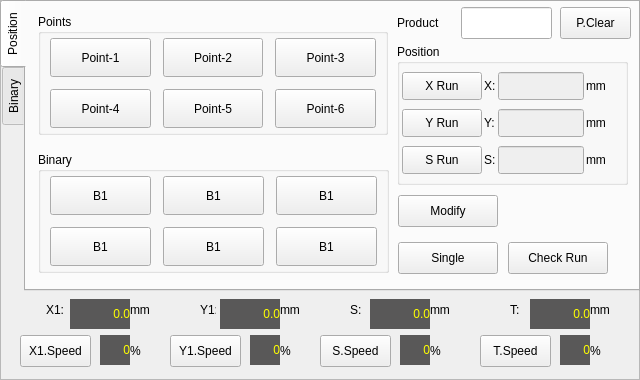
This is hcmanualoperation/ichcmanualoperationpageframe.ui in GaussCheng/2-5AxisPunch as Qt 5 draws it before an edit. The edited form follows.
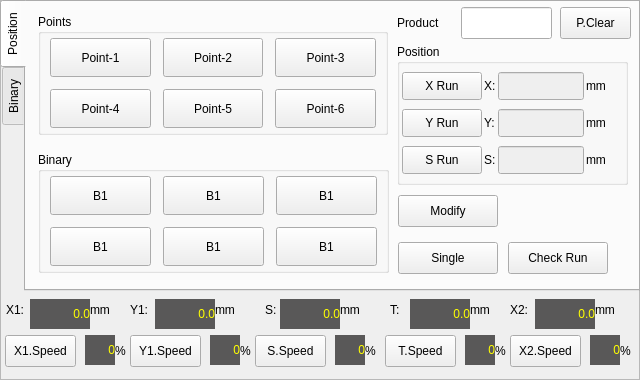
This is the edited form. Custom widgets are drawn as their Qt base class.

```diff
--- a/hcmanualoperation/ichcmanualoperationpageframe.ui
+++ b/hcmanualoperation/ichcmanualoperationpageframe.ui
@@ -1401,7 +1401,7 @@
   <widget class="QLabel" name="xCurrentPos">
    <property name="geometry">
     <rect>
-     <x>70</x>
+     <x>30</x>
      <y>299</y>
      <width>60</width>
      <height>30</height>
@@ -1838,9 +1838,9 @@
   <widget class="QLabel" name="label_11">
    <property name="geometry">
     <rect>
-     <x>200</x>
+     <x>130</x>
      <y>299</y>
-     <width>16</width>
+     <width>21</width>
      <height>21</height>
     </rect>
    </property>
@@ -1851,7 +1851,7 @@
   <widget class="QLabel" name="label_10">
    <property name="geometry">
     <rect>
-     <x>280</x>
+     <x>215</x>
      <y>299</y>
      <width>31</width>
      <height>21</height>
@@ -1864,7 +1864,7 @@
   <widget class="QLabel" name="label_9">
    <property name="geometry">
     <rect>
-     <x>130</x>
+     <x>90</x>
      <y>299</y>
      <width>31</width>
      <height>21</height>
@@ -1877,7 +1877,7 @@
   <widget class="QLabel" name="yCurrentPos">
    <property name="geometry">
     <rect>
-     <x>220</x>
+     <x>155</x>
      <y>299</y>
      <width>60</width>
      <height>30</height>
@@ -2314,7 +2314,7 @@
   <widget class="QLabel" name="label_12">
    <property name="geometry">
     <rect>
-     <x>130</x>
+     <x>115</x>
      <y>340</y>
      <width>16</width>
      <height>21</height>
@@ -2327,7 +2327,7 @@
   <widget class="QLabel" name="label_7">
    <property name="geometry">
     <rect>
-     <x>46</x>
+     <x>6</x>
      <y>299</y>
      <width>20</width>
      <height>21</height>
@@ -2340,7 +2340,7 @@
   <widget class="QLabel" name="xSpeedLabel">
    <property name="geometry">
     <rect>
-     <x>100</x>
+     <x>85</x>
      <y>335</y>
      <width>30</width>
      <height>30</height>
@@ -2777,7 +2777,7 @@
   <widget class="QPushButton" name="xSpeed">
    <property name="geometry">
     <rect>
-     <x>20</x>
+     <x>5</x>
      <y>335</y>
      <width>71</width>
      <height>32</height>
@@ -2799,7 +2799,7 @@
   <widget class="QPushButton" name="ySpeed">
    <property name="geometry">
     <rect>
-     <x>170</x>
+     <x>130</x>
      <y>335</y>
      <width>71</width>
      <height>32</height>
@@ -2821,7 +2821,7 @@
   <widget class="QLabel" name="label_13">
    <property name="geometry">
     <rect>
-     <x>280</x>
+     <x>240</x>
      <y>340</y>
      <width>16</width>
      <height>21</height>
@@ -2834,7 +2834,7 @@
   <widget class="QLabel" name="ySpeedLabel">
    <property name="geometry">
     <rect>
-     <x>250</x>
+     <x>210</x>
      <y>335</y>
      <width>30</width>
      <height>30</height>
@@ -3271,7 +3271,7 @@
   <widget class="QPushButton" name="zSpeed">
    <property name="geometry">
     <rect>
-     <x>320</x>
+     <x>255</x>
      <y>335</y>
      <width>71</width>
      <height>32</height>
@@ -3293,7 +3293,7 @@
   <widget class="QLabel" name="zCurrentPos">
    <property name="geometry">
     <rect>
-     <x>370</x>
+     <x>280</x>
      <y>299</y>
      <width>60</width>
      <height>30</height>
@@ -3730,7 +3730,7 @@
   <widget class="QLabel" name="label_14">
    <property name="geometry">
     <rect>
-     <x>350</x>
+     <x>265</x>
      <y>299</y>
      <width>16</width>
      <height>21</height>
@@ -3743,7 +3743,7 @@
   <widget class="QLabel" name="label_15">
    <property name="geometry">
     <rect>
-     <x>430</x>
+     <x>340</x>
      <y>299</y>
      <width>31</width>
      <height>21</height>
@@ -3756,7 +3756,7 @@
   <widget class="QLabel" name="zSpeedLabel">
    <property name="geometry">
     <rect>
-     <x>400</x>
+     <x>335</x>
      <y>335</y>
      <width>30</width>
      <height>30</height>
@@ -4193,7 +4193,7 @@
   <widget class="QLabel" name="label_16">
    <property name="geometry">
     <rect>
-     <x>430</x>
+     <x>365</x>
      <y>340</y>
      <width>16</width>
      <height>21</height>
@@ -4206,7 +4206,7 @@
   <widget class="QLabel" name="label_17">
    <property name="geometry">
     <rect>
-     <x>590</x>
+     <x>495</x>
      <y>340</y>
      <width>16</width>
      <height>21</height>
@@ -4219,7 +4219,7 @@
   <widget class="QLabel" name="tCurrentPos">
    <property name="geometry">
     <rect>
-     <x>530</x>
+     <x>410</x>
      <y>299</y>
      <width>60</width>
      <height>30</height>
@@ -4656,7 +4656,7 @@
   <widget class="QPushButton" name="tSpeed">
    <property name="geometry">
     <rect>
-     <x>480</x>
+     <x>385</x>
      <y>335</y>
      <width>71</width>
      <height>32</height>
@@ -4678,7 +4678,7 @@
   <widget class="QLabel" name="label_18">
    <property name="geometry">
     <rect>
-     <x>590</x>
+     <x>470</x>
      <y>299</y>
      <width>31</width>
      <height>21</height>
@@ -4691,7 +4691,7 @@
   <widget class="QLabel" name="label_19">
    <property name="geometry">
     <rect>
-     <x>510</x>
+     <x>390</x>
      <y>299</y>
      <width>16</width>
      <height>21</height>
@@ -4704,7 +4704,7 @@
   <widget class="QLabel" name="tSpeedLabel">
    <property name="geometry">
     <rect>
-     <x>560</x>
+     <x>465</x>
      <y>335</y>
      <width>30</width>
      <height>30</height>
@@ -5138,6 +5138,941 @@
     <set>Qt::AlignRight|Qt::AlignTrailing|Qt::AlignVCenter</set>
    </property>
   </widget>
+  <widget class="QLabel" name="x2SpeedLabel">
+   <property name="geometry">
+    <rect>
+     <x>590</x>
+     <y>335</y>
+     <width>30</width>
+     <height>30</height>
+    </rect>
+   </property>
+   <property name="palette">
+    <palette>
+     <active>
+      <colorrole role="WindowText">
+       <brush brushstyle="SolidPattern">
+        <color alpha="255">
+         <red>255</red>
+         <green>255</green>
+         <blue>0</blue>
+        </color>
+       </brush>
+      </colorrole>
+      <colorrole role="Button">
+       <brush brushstyle="SolidPattern">
+        <color alpha="255">
+         <red>89</red>
+         <green>88</green>
+         <blue>88</blue>
+        </color>
+       </brush>
+      </colorrole>
+      <colorrole role="Light">
+       <brush brushstyle="SolidPattern">
+        <color alpha="255">
+         <red>134</red>
+         <green>132</green>
+         <blue>132</blue>
+        </color>
+       </brush>
+      </colorrole>
+      <colorrole role="Midlight">
+       <brush brushstyle="SolidPattern">
+        <color alpha="255">
+         <red>111</red>
+         <green>110</green>
+         <blue>110</blue>
+        </color>
+       </brush>
+      </colorrole>
+      <colorrole role="Dark">
+       <brush brushstyle="SolidPattern">
+        <color alpha="255">
+         <red>44</red>
+         <green>44</green>
+         <blue>44</blue>
+        </color>
+       </brush>
+      </colorrole>
+      <colorrole role="Mid">
+       <brush brushstyle="SolidPattern">
+        <color alpha="255">
+         <red>59</red>
+         <green>58</green>
+         <blue>58</blue>
+        </color>
+       </brush>
+      </colorrole>
+      <colorrole role="Text">
+       <brush brushstyle="SolidPattern">
+        <color alpha="255">
+         <red>255</red>
+         <green>255</green>
+         <blue>0</blue>
+        </color>
+       </brush>
+      </colorrole>
+      <colorrole role="BrightText">
+       <brush brushstyle="SolidPattern">
+        <color alpha="255">
+         <red>255</red>
+         <green>255</green>
+         <blue>255</blue>
+        </color>
+       </brush>
+      </colorrole>
+      <colorrole role="ButtonText">
+       <brush brushstyle="SolidPattern">
+        <color alpha="255">
+         <red>255</red>
+         <green>255</green>
+         <blue>255</blue>
+        </color>
+       </brush>
+      </colorrole>
+      <colorrole role="Base">
+       <brush brushstyle="SolidPattern">
+        <color alpha="255">
+         <red>0</red>
+         <green>0</green>
+         <blue>0</blue>
+        </color>
+       </brush>
+      </colorrole>
+      <colorrole role="Window">
+       <brush brushstyle="SolidPattern">
+        <color alpha="255">
+         <red>89</red>
+         <green>88</green>
+         <blue>88</blue>
+        </color>
+       </brush>
+      </colorrole>
+      <colorrole role="Shadow">
+       <brush brushstyle="SolidPattern">
+        <color alpha="255">
+         <red>0</red>
+         <green>0</green>
+         <blue>0</blue>
+        </color>
+       </brush>
+      </colorrole>
+      <colorrole role="AlternateBase">
+       <brush brushstyle="SolidPattern">
+        <color alpha="255">
+         <red>44</red>
+         <green>44</green>
+         <blue>44</blue>
+        </color>
+       </brush>
+      </colorrole>
+      <colorrole role="ToolTipBase">
+       <brush brushstyle="SolidPattern">
+        <color alpha="255">
+         <red>255</red>
+         <green>255</green>
+         <blue>220</blue>
+        </color>
+       </brush>
+      </colorrole>
+      <colorrole role="ToolTipText">
+       <brush brushstyle="SolidPattern">
+        <color alpha="255">
+         <red>0</red>
+         <green>0</green>
+         <blue>0</blue>
+        </color>
+       </brush>
+      </colorrole>
+     </active>
+     <inactive>
+      <colorrole role="WindowText">
+       <brush brushstyle="SolidPattern">
+        <color alpha="255">
+         <red>255</red>
+         <green>255</green>
+         <blue>0</blue>
+        </color>
+       </brush>
+      </colorrole>
+      <colorrole role="Button">
+       <brush brushstyle="SolidPattern">
+        <color alpha="255">
+         <red>89</red>
+         <green>88</green>
+         <blue>88</blue>
+        </color>
+       </brush>
+      </colorrole>
+      <colorrole role="Light">
+       <brush brushstyle="SolidPattern">
+        <color alpha="255">
+         <red>134</red>
+         <green>132</green>
+         <blue>132</blue>
+        </color>
+       </brush>
+      </colorrole>
+      <colorrole role="Midlight">
+       <brush brushstyle="SolidPattern">
+        <color alpha="255">
+         <red>111</red>
+         <green>110</green>
+         <blue>110</blue>
+        </color>
+       </brush>
+      </colorrole>
+      <colorrole role="Dark">
+       <brush brushstyle="SolidPattern">
+        <color alpha="255">
+         <red>44</red>
+         <green>44</green>
+         <blue>44</blue>
+        </color>
+       </brush>
+      </colorrole>
+      <colorrole role="Mid">
+       <brush brushstyle="SolidPattern">
+        <color alpha="255">
+         <red>59</red>
+         <green>58</green>
+         <blue>58</blue>
+        </color>
+       </brush>
+      </colorrole>
+      <colorrole role="Text">
+       <brush brushstyle="SolidPattern">
+        <color alpha="255">
+         <red>255</red>
+         <green>255</green>
+         <blue>0</blue>
+        </color>
+       </brush>
+      </colorrole>
+      <colorrole role="BrightText">
+       <brush brushstyle="SolidPattern">
+        <color alpha="255">
+         <red>255</red>
+         <green>255</green>
+         <blue>255</blue>
+        </color>
+       </brush>
+      </colorrole>
+      <colorrole role="ButtonText">
+       <brush brushstyle="SolidPattern">
+        <color alpha="255">
+         <red>255</red>
+         <green>255</green>
+         <blue>255</blue>
+        </color>
+       </brush>
+      </colorrole>
+      <colorrole role="Base">
+       <brush brushstyle="SolidPattern">
+        <color alpha="255">
+         <red>0</red>
+         <green>0</green>
+         <blue>0</blue>
+        </color>
+       </brush>
+      </colorrole>
+      <colorrole role="Window">
+       <brush brushstyle="SolidPattern">
+        <color alpha="255">
+         <red>89</red>
+         <green>88</green>
+         <blue>88</blue>
+        </color>
+       </brush>
+      </colorrole>
+      <colorrole role="Shadow">
+       <brush brushstyle="SolidPattern">
+        <color alpha="255">
+         <red>0</red>
+         <green>0</green>
+         <blue>0</blue>
+        </color>
+       </brush>
+      </colorrole>
+      <colorrole role="AlternateBase">
+       <brush brushstyle="SolidPattern">
+        <color alpha="255">
+         <red>44</red>
+         <green>44</green>
+         <blue>44</blue>
+        </color>
+       </brush>
+      </colorrole>
+      <colorrole role="ToolTipBase">
+       <brush brushstyle="SolidPattern">
+        <color alpha="255">
+         <red>255</red>
+         <green>255</green>
+         <blue>220</blue>
+        </color>
+       </brush>
+      </colorrole>
+      <colorrole role="ToolTipText">
+       <brush brushstyle="SolidPattern">
+        <color alpha="255">
+         <red>0</red>
+         <green>0</green>
+         <blue>0</blue>
+        </color>
+       </brush>
+      </colorrole>
+     </inactive>
+     <disabled>
+      <colorrole role="WindowText">
+       <brush brushstyle="SolidPattern">
+        <color alpha="255">
+         <red>44</red>
+         <green>44</green>
+         <blue>44</blue>
+        </color>
+       </brush>
+      </colorrole>
+      <colorrole role="Button">
+       <brush brushstyle="SolidPattern">
+        <color alpha="255">
+         <red>89</red>
+         <green>88</green>
+         <blue>88</blue>
+        </color>
+       </brush>
+      </colorrole>
+      <colorrole role="Light">
+       <brush brushstyle="SolidPattern">
+        <color alpha="255">
+         <red>134</red>
+         <green>132</green>
+         <blue>132</blue>
+        </color>
+       </brush>
+      </colorrole>
+      <colorrole role="Midlight">
+       <brush brushstyle="SolidPattern">
+        <color alpha="255">
+         <red>111</red>
+         <green>110</green>
+         <blue>110</blue>
+        </color>
+       </brush>
+      </colorrole>
+      <colorrole role="Dark">
+       <brush brushstyle="SolidPattern">
+        <color alpha="255">
+         <red>44</red>
+         <green>44</green>
+         <blue>44</blue>
+        </color>
+       </brush>
+      </colorrole>
+      <colorrole role="Mid">
+       <brush brushstyle="SolidPattern">
+        <color alpha="255">
+         <red>59</red>
+         <green>58</green>
+         <blue>58</blue>
+        </color>
+       </brush>
+      </colorrole>
+      <colorrole role="Text">
+       <brush brushstyle="SolidPattern">
+        <color alpha="255">
+         <red>44</red>
+         <green>44</green>
+         <blue>44</blue>
+        </color>
+       </brush>
+      </colorrole>
+      <colorrole role="BrightText">
+       <brush brushstyle="SolidPattern">
+        <color alpha="255">
+         <red>255</red>
+         <green>255</green>
+         <blue>255</blue>
+        </color>
+       </brush>
+      </colorrole>
+      <colorrole role="ButtonText">
+       <brush brushstyle="SolidPattern">
+        <color alpha="255">
+         <red>44</red>
+         <green>44</green>
+         <blue>44</blue>
+        </color>
+       </brush>
+      </colorrole>
+      <colorrole role="Base">
+       <brush brushstyle="SolidPattern">
+        <color alpha="255">
+         <red>89</red>
+         <green>88</green>
+         <blue>88</blue>
+        </color>
+       </brush>
+      </colorrole>
+      <colorrole role="Window">
+       <brush brushstyle="SolidPattern">
+        <color alpha="255">
+         <red>89</red>
+         <green>88</green>
+         <blue>88</blue>
+        </color>
+       </brush>
+      </colorrole>
+      <colorrole role="Shadow">
+       <brush brushstyle="SolidPattern">
+        <color alpha="255">
+         <red>0</red>
+         <green>0</green>
+         <blue>0</blue>
+        </color>
+       </brush>
+      </colorrole>
+      <colorrole role="AlternateBase">
+       <brush brushstyle="SolidPattern">
+        <color alpha="255">
+         <red>89</red>
+         <green>88</green>
+         <blue>88</blue>
+        </color>
+       </brush>
+      </colorrole>
+      <colorrole role="ToolTipBase">
+       <brush brushstyle="SolidPattern">
+        <color alpha="255">
+         <red>255</red>
+         <green>255</green>
+         <blue>220</blue>
+        </color>
+       </brush>
+      </colorrole>
+      <colorrole role="ToolTipText">
+       <brush brushstyle="SolidPattern">
+        <color alpha="255">
+         <red>0</red>
+         <green>0</green>
+         <blue>0</blue>
+        </color>
+       </brush>
+      </colorrole>
+     </disabled>
+    </palette>
+   </property>
+   <property name="autoFillBackground">
+    <bool>true</bool>
+   </property>
+   <property name="text">
+    <string>0</string>
+   </property>
+   <property name="textFormat">
+    <enum>Qt::PlainText</enum>
+   </property>
+   <property name="alignment">
+    <set>Qt::AlignRight|Qt::AlignTrailing|Qt::AlignVCenter</set>
+   </property>
+  </widget>
+  <widget class="QLabel" name="label_20">
+   <property name="geometry">
+    <rect>
+     <x>620</x>
+     <y>340</y>
+     <width>16</width>
+     <height>21</height>
+    </rect>
+   </property>
+   <property name="text">
+    <string>%</string>
+   </property>
+  </widget>
+  <widget class="QLabel" name="x2CurrentPos">
+   <property name="geometry">
+    <rect>
+     <x>535</x>
+     <y>299</y>
+     <width>60</width>
+     <height>30</height>
+    </rect>
+   </property>
+   <property name="palette">
+    <palette>
+     <active>
+      <colorrole role="WindowText">
+       <brush brushstyle="SolidPattern">
+        <color alpha="255">
+         <red>255</red>
+         <green>255</green>
+         <blue>0</blue>
+        </color>
+       </brush>
+      </colorrole>
+      <colorrole role="Button">
+       <brush brushstyle="SolidPattern">
+        <color alpha="255">
+         <red>89</red>
+         <green>88</green>
+         <blue>88</blue>
+        </color>
+       </brush>
+      </colorrole>
+      <colorrole role="Light">
+       <brush brushstyle="SolidPattern">
+        <color alpha="255">
+         <red>134</red>
+         <green>132</green>
+         <blue>132</blue>
+        </color>
+       </brush>
+      </colorrole>
+      <colorrole role="Midlight">
+       <brush brushstyle="SolidPattern">
+        <color alpha="255">
+         <red>111</red>
+         <green>110</green>
+         <blue>110</blue>
+        </color>
+       </brush>
+      </colorrole>
+      <colorrole role="Dark">
+       <brush brushstyle="SolidPattern">
+        <color alpha="255">
+         <red>44</red>
+         <green>44</green>
+         <blue>44</blue>
+        </color>
+       </brush>
+      </colorrole>
+      <colorrole role="Mid">
+       <brush brushstyle="SolidPattern">
+        <color alpha="255">
+         <red>59</red>
+         <green>58</green>
+         <blue>58</blue>
+        </color>
+       </brush>
+      </colorrole>
+      <colorrole role="Text">
+       <brush brushstyle="SolidPattern">
+        <color alpha="255">
+         <red>255</red>
+         <green>255</green>
+         <blue>0</blue>
+        </color>
+       </brush>
+      </colorrole>
+      <colorrole role="BrightText">
+       <brush brushstyle="SolidPattern">
+        <color alpha="255">
+         <red>255</red>
+         <green>255</green>
+         <blue>255</blue>
+        </color>
+       </brush>
+      </colorrole>
+      <colorrole role="ButtonText">
+       <brush brushstyle="SolidPattern">
+        <color alpha="255">
+         <red>255</red>
+         <green>255</green>
+         <blue>255</blue>
+        </color>
+       </brush>
+      </colorrole>
+      <colorrole role="Base">
+       <brush brushstyle="SolidPattern">
+        <color alpha="255">
+         <red>0</red>
+         <green>0</green>
+         <blue>0</blue>
+        </color>
+       </brush>
+      </colorrole>
+      <colorrole role="Window">
+       <brush brushstyle="SolidPattern">
+        <color alpha="255">
+         <red>89</red>
+         <green>88</green>
+         <blue>88</blue>
+        </color>
+       </brush>
+      </colorrole>
+      <colorrole role="Shadow">
+       <brush brushstyle="SolidPattern">
+        <color alpha="255">
+         <red>0</red>
+         <green>0</green>
+         <blue>0</blue>
+        </color>
+       </brush>
+      </colorrole>
+      <colorrole role="AlternateBase">
+       <brush brushstyle="SolidPattern">
+        <color alpha="255">
+         <red>44</red>
+         <green>44</green>
+         <blue>44</blue>
+        </color>
+       </brush>
+      </colorrole>
+      <colorrole role="ToolTipBase">
+       <brush brushstyle="SolidPattern">
+        <color alpha="255">
+         <red>255</red>
+         <green>255</green>
+         <blue>220</blue>
+        </color>
+       </brush>
+      </colorrole>
+      <colorrole role="ToolTipText">
+       <brush brushstyle="SolidPattern">
+        <color alpha="255">
+         <red>0</red>
+         <green>0</green>
+         <blue>0</blue>
+        </color>
+       </brush>
+      </colorrole>
+     </active>
+     <inactive>
+      <colorrole role="WindowText">
+       <brush brushstyle="SolidPattern">
+        <color alpha="255">
+         <red>255</red>
+         <green>255</green>
+         <blue>0</blue>
+        </color>
+       </brush>
+      </colorrole>
+      <colorrole role="Button">
+       <brush brushstyle="SolidPattern">
+        <color alpha="255">
+         <red>89</red>
+         <green>88</green>
+         <blue>88</blue>
+        </color>
+       </brush>
+      </colorrole>
+      <colorrole role="Light">
+       <brush brushstyle="SolidPattern">
+        <color alpha="255">
+         <red>134</red>
+         <green>132</green>
+         <blue>132</blue>
+        </color>
+       </brush>
+      </colorrole>
+      <colorrole role="Midlight">
+       <brush brushstyle="SolidPattern">
+        <color alpha="255">
+         <red>111</red>
+         <green>110</green>
+         <blue>110</blue>
+        </color>
+       </brush>
+      </colorrole>
+      <colorrole role="Dark">
+       <brush brushstyle="SolidPattern">
+        <color alpha="255">
+         <red>44</red>
+         <green>44</green>
+         <blue>44</blue>
+        </color>
+       </brush>
+      </colorrole>
+      <colorrole role="Mid">
+       <brush brushstyle="SolidPattern">
+        <color alpha="255">
+         <red>59</red>
+         <green>58</green>
+         <blue>58</blue>
+        </color>
+       </brush>
+      </colorrole>
+      <colorrole role="Text">
+       <brush brushstyle="SolidPattern">
+        <color alpha="255">
+         <red>255</red>
+         <green>255</green>
+         <blue>0</blue>
+        </color>
+       </brush>
+      </colorrole>
+      <colorrole role="BrightText">
+       <brush brushstyle="SolidPattern">
+        <color alpha="255">
+         <red>255</red>
+         <green>255</green>
+         <blue>255</blue>
+        </color>
+       </brush>
+      </colorrole>
+      <colorrole role="ButtonText">
+       <brush brushstyle="SolidPattern">
+        <color alpha="255">
+         <red>255</red>
+         <green>255</green>
+         <blue>255</blue>
+        </color>
+       </brush>
+      </colorrole>
+      <colorrole role="Base">
+       <brush brushstyle="SolidPattern">
+        <color alpha="255">
+         <red>0</red>
+         <green>0</green>
+         <blue>0</blue>
+        </color>
+       </brush>
+      </colorrole>
+      <colorrole role="Window">
+       <brush brushstyle="SolidPattern">
+        <color alpha="255">
+         <red>89</red>
+         <green>88</green>
+         <blue>88</blue>
+        </color>
+       </brush>
+      </colorrole>
+      <colorrole role="Shadow">
+       <brush brushstyle="SolidPattern">
+        <color alpha="255">
+         <red>0</red>
+         <green>0</green>
+         <blue>0</blue>
+        </color>
+       </brush>
+      </colorrole>
+      <colorrole role="AlternateBase">
+       <brush brushstyle="SolidPattern">
+        <color alpha="255">
+         <red>44</red>
+         <green>44</green>
+         <blue>44</blue>
+        </color>
+       </brush>
+      </colorrole>
+      <colorrole role="ToolTipBase">
+       <brush brushstyle="SolidPattern">
+        <color alpha="255">
+         <red>255</red>
+         <green>255</green>
+         <blue>220</blue>
+        </color>
+       </brush>
+      </colorrole>
+      <colorrole role="ToolTipText">
+       <brush brushstyle="SolidPattern">
+        <color alpha="255">
+         <red>0</red>
+         <green>0</green>
+         <blue>0</blue>
+        </color>
+       </brush>
+      </colorrole>
+     </inactive>
+     <disabled>
+      <colorrole role="WindowText">
+       <brush brushstyle="SolidPattern">
+        <color alpha="255">
+         <red>44</red>
+         <green>44</green>
+         <blue>44</blue>
+        </color>
+       </brush>
+      </colorrole>
+      <colorrole role="Button">
+       <brush brushstyle="SolidPattern">
+        <color alpha="255">
+         <red>89</red>
+         <green>88</green>
+         <blue>88</blue>
+        </color>
+       </brush>
+      </colorrole>
+      <colorrole role="Light">
+       <brush brushstyle="SolidPattern">
+        <color alpha="255">
+         <red>134</red>
+         <green>132</green>
+         <blue>132</blue>
+        </color>
+       </brush>
+      </colorrole>
+      <colorrole role="Midlight">
+       <brush brushstyle="SolidPattern">
+        <color alpha="255">
+         <red>111</red>
+         <green>110</green>
+         <blue>110</blue>
+        </color>
+       </brush>
+      </colorrole>
+      <colorrole role="Dark">
+       <brush brushstyle="SolidPattern">
+        <color alpha="255">
+         <red>44</red>
+         <green>44</green>
+         <blue>44</blue>
+        </color>
+       </brush>
+      </colorrole>
+      <colorrole role="Mid">
+       <brush brushstyle="SolidPattern">
+        <color alpha="255">
+         <red>59</red>
+         <green>58</green>
+         <blue>58</blue>
+        </color>
+       </brush>
+      </colorrole>
+      <colorrole role="Text">
+       <brush brushstyle="SolidPattern">
+        <color alpha="255">
+         <red>44</red>
+         <green>44</green>
+         <blue>44</blue>
+        </color>
+       </brush>
+      </colorrole>
+      <colorrole role="BrightText">
+       <brush brushstyle="SolidPattern">
+        <color alpha="255">
+         <red>255</red>
+         <green>255</green>
+         <blue>255</blue>
+        </color>
+       </brush>
+      </colorrole>
+      <colorrole role="ButtonText">
+       <brush brushstyle="SolidPattern">
+        <color alpha="255">
+         <red>44</red>
+         <green>44</green>
+         <blue>44</blue>
+        </color>
+       </brush>
+      </colorrole>
+      <colorrole role="Base">
+       <brush brushstyle="SolidPattern">
+        <color alpha="255">
+         <red>89</red>
+         <green>88</green>
+         <blue>88</blue>
+        </color>
+       </brush>
+      </colorrole>
+      <colorrole role="Window">
+       <brush brushstyle="SolidPattern">
+        <color alpha="255">
+         <red>89</red>
+         <green>88</green>
+         <blue>88</blue>
+        </color>
+       </brush>
+      </colorrole>
+      <colorrole role="Shadow">
+       <brush brushstyle="SolidPattern">
+        <color alpha="255">
+         <red>0</red>
+         <green>0</green>
+         <blue>0</blue>
+        </color>
+       </brush>
+      </colorrole>
+      <colorrole role="AlternateBase">
+       <brush brushstyle="SolidPattern">
+        <color alpha="255">
+         <red>89</red>
+         <green>88</green>
+         <blue>88</blue>
+        </color>
+       </brush>
+      </colorrole>
+      <colorrole role="ToolTipBase">
+       <brush brushstyle="SolidPattern">
+        <color alpha="255">
+         <red>255</red>
+         <green>255</green>
+         <blue>220</blue>
+        </color>
+       </brush>
+      </colorrole>
+      <colorrole role="ToolTipText">
+       <brush brushstyle="SolidPattern">
+        <color alpha="255">
+         <red>0</red>
+         <green>0</green>
+         <blue>0</blue>
+        </color>
+       </brush>
+      </colorrole>
+     </disabled>
+    </palette>
+   </property>
+   <property name="autoFillBackground">
+    <bool>true</bool>
+   </property>
+   <property name="text">
+    <string>0.0</string>
+   </property>
+   <property name="textFormat">
+    <enum>Qt::PlainText</enum>
+   </property>
+   <property name="alignment">
+    <set>Qt::AlignRight|Qt::AlignTrailing|Qt::AlignVCenter</set>
+   </property>
+  </widget>
+  <widget class="QLabel" name="label_21">
+   <property name="geometry">
+    <rect>
+     <x>595</x>
+     <y>299</y>
+     <width>31</width>
+     <height>21</height>
+    </rect>
+   </property>
+   <property name="text">
+    <string>mm</string>
+   </property>
+  </widget>
+  <widget class="QLabel" name="label_22">
+   <property name="geometry">
+    <rect>
+     <x>510</x>
+     <y>299</y>
+     <width>21</width>
+     <height>21</height>
+    </rect>
+   </property>
+   <property name="text">
+    <string>X2:</string>
+   </property>
+  </widget>
+  <widget class="QPushButton" name="x2Speed">
+   <property name="geometry">
+    <rect>
+     <x>510</x>
+     <y>335</y>
+     <width>71</width>
+     <height>32</height>
+    </rect>
+   </property>
+   <property name="sizePolicy">
+    <sizepolicy hsizetype="Minimum" vsizetype="Preferred">
+     <horstretch>0</horstretch>
+     <verstretch>0</verstretch>
+    </sizepolicy>
+   </property>
+   <property name="text">
+    <string>X2.Speed</string>
+   </property>
+   <property name="checkable">
+    <bool>true</bool>
+   </property>
+  </widget>
  </widget>
  <customwidgets>
   <customwidget>
```
